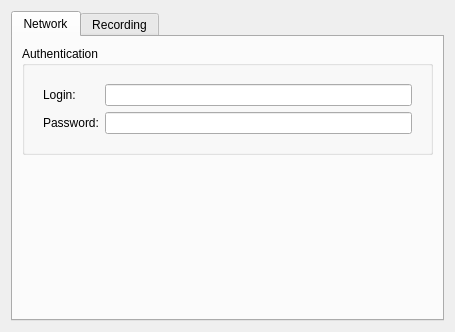
Above: client/src/ui/widgets/properties/multiple_camera_settings_widget.ui from networkoptix/nx_open before the change. Below: the same form after it.
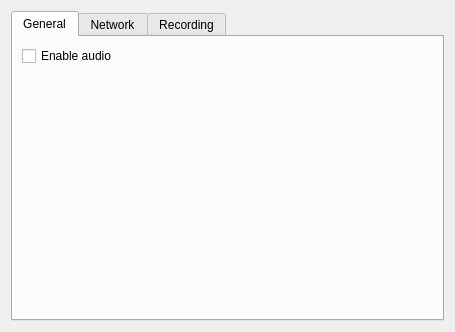
That is the form after the change. Custom widgets are drawn as their Qt base class.

Commit message:
add enable/disable audio UI control
<==== Mercurial data ====>
Branch: master

Diff of the .ui file:
```diff
--- a/client/src/ui/widgets/properties/multiple_camera_settings_widget.ui
+++ b/client/src/ui/widgets/properties/multiple_camera_settings_widget.ui
@@ -19,6 +19,36 @@
      <property name="currentIndex">
       <number>0</number>
      </property>
+     <widget class="QWidget" name="tab">
+      <attribute name="title">
+       <string>General</string>
+      </attribute>
+      <layout class="QVBoxLayout" name="verticalLayout_3">
+       <item>
+        <widget class="QCheckBox" name="checkBoxEnableAudio">
+         <property name="text">
+          <string>Enable audio</string>
+         </property>
+         <property name="tristate">
+          <bool>true</bool>
+         </property>
+        </widget>
+       </item>
+       <item>
+        <spacer name="verticalSpacer">
+         <property name="orientation">
+          <enum>Qt::Vertical</enum>
+         </property>
+         <property name="sizeHint" stdset="0">
+          <size>
+           <width>20</width>
+           <height>40</height>
+          </size>
+         </property>
+        </spacer>
+       </item>
+      </layout>
+     </widget>
      <widget class="QWidget" name="tabNetwork">
       <attribute name="title">
        <string>Network</string>
```
The commit also changes 7 other files.
